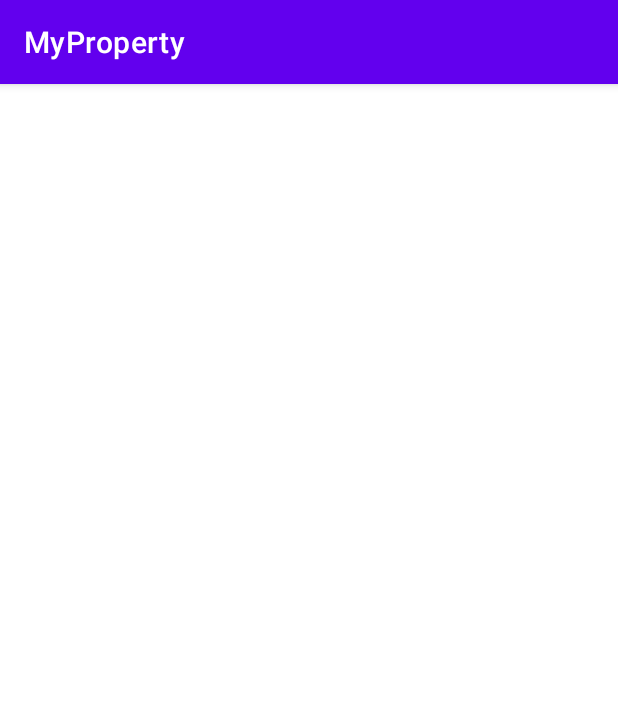
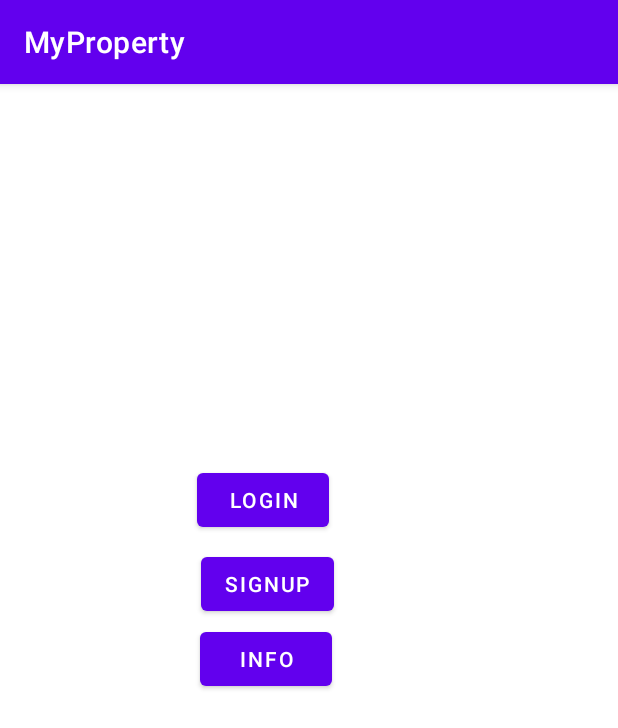
Before and after one commit to andreisdc/ProjectDAWN, an Android app: the screen it shows after launch (MainActivity), on a phone screen of 412 x 824 dp. Shown: the top 728 px of the screen. Run offline under Robolectric (Android 15) with nearby library versions, the phone set to English and light mode, and no system bars.

Commit message:
Attached Navigation

```diff
--- a/app/src/main/java/com/pontic_studio/myproperty/MainActivity/Fragments/MainFragment.java
+++ b/app/src/main/java/com/pontic_studio/myproperty/MainActivity/Fragments/MainFragment.java
@@ -10,11 +10,7 @@ import android.view.ViewGroup;
 
 import com.pontic_studio.myproperty.R;
 
-/**
- * A simple {@link Fragment} subclass.
- * Use the {@link MainFragment#newInstance} factory method to
- * create an instance of this fragment.
- */
+
 public class MainFragment extends Fragment {
 
     // TODO: Rename parameter arguments, choose names that match
--- a/app/src/main/res/layout/activity_main.xml
+++ b/app/src/main/res/layout/activity_main.xml
@@ -6,18 +6,21 @@
     android:layout_height="match_parent"
     tools:context=".MainActivity.MainActivity">
 
+
 	<androidx.fragment.app.FragmentContainerView
-		android:id="@+id/NavControllerMainView"
-		android:layout_width="wrap_content"
-		android:layout_height="wrap_content"
-
+		android:id="@+id/fragmentContainerView"
+		android:name="androidx.navigation.fragment.NavHostFragment"
+		android:layout_width="409dp"
+		android:layout_height="729dp"
+		android:layout_marginStart="1dp"
+		android:layout_marginTop="1dp"
+		android:layout_marginEnd="1dp"
+		android:layout_marginBottom="1dp"
+		app:defaultNavHost="true"
 		app:layout_constraintBottom_toBottomOf="parent"
 		app:layout_constraintEnd_toEndOf="parent"
 		app:layout_constraintStart_toStartOf="parent"
 		app:layout_constraintTop_toTopOf="parent"
-		app:navGraph="@navigation/navigation"
-		tools:ignore="MissingConstraints">
-	</androidx.fragment.app.FragmentContainerView>
-
+		app:navGraph="@navigation/navigation" />
 
 </androidx.constraintlayout.widget.ConstraintLayout>
--- a/app/src/main/res/layout/fragment_main.xml
+++ b/app/src/main/res/layout/fragment_main.xml
@@ -16,8 +16,10 @@
 		android:text="Login"
 		app:layout_constraintBottom_toBottomOf="parent"
 		app:layout_constraintEnd_toEndOf="parent"
+		app:layout_constraintHorizontal_bias="1.0"
 		app:layout_constraintStart_toStartOf="parent"
-        app:layout_constraintTop_toTopOf="parent" />
+		app:layout_constraintTop_toTopOf="parent"
+		app:layout_constraintVertical_bias="0.486" />
 
 	<Button
         android:id="@+id/signupButtonChangeView"
@@ -44,4 +46,6 @@
         app:layout_constraintTop_toTopOf="parent"
         app:layout_constraintVertical_bias="0.499" />
 
+
+
 </androidx.constraintlayout.widget.ConstraintLayout>
```
Lines whose indentation alone changed are shown as unchanged.
